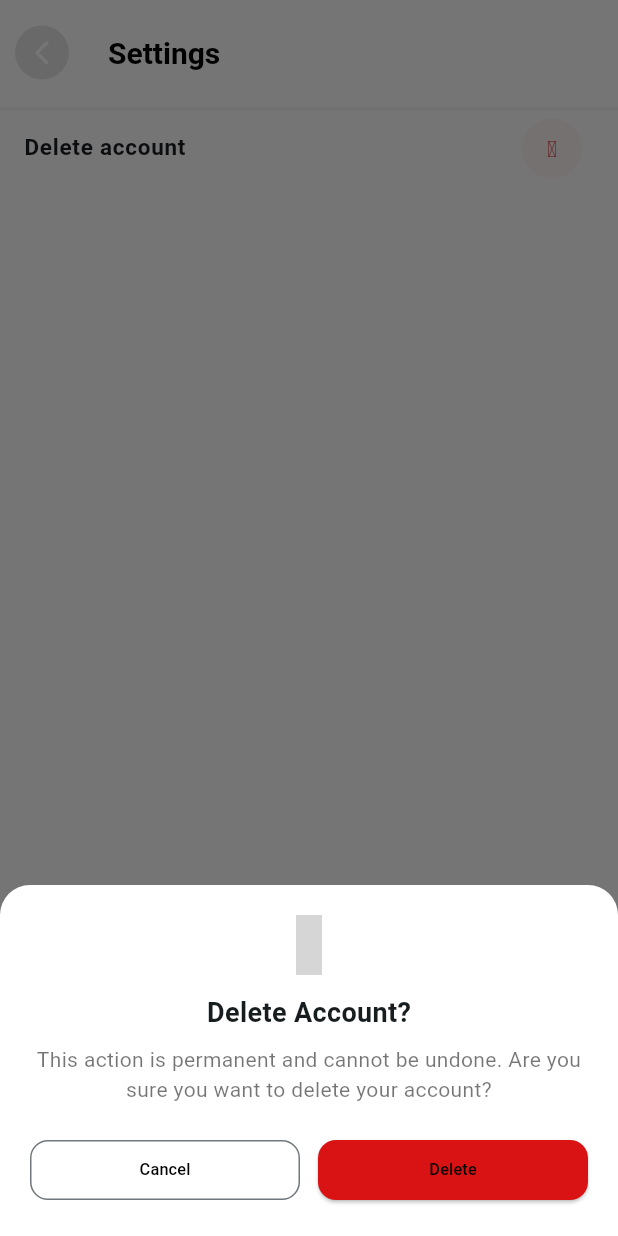
After one commit to Akshay-vjn/wheels_kart_new, a Flutter app: the VSettngsScreen screen opened directly, after a tap on "Delete account", on a phone screen of 412 x 824 dp. The commit adds this screen. Run offline on Flutter 3.47's test engine with Material 3 defaults, Android fonts, the phone set to English and light mode, and no system bars; our stand-ins replace animate_do, bloc, cached_network_image, camera, device_info_plus, dotted_border and 16 more; missing offline and left inert: transformable_list_view; accounts and stored records are empty; grey boxes are pictures that could not be loaded.

Commit message:
working on delete account

```diff
--- a/lib/main.dart
+++ b/lib/main.dart
@@ -1,5 +1,7 @@
 import 'package:flutter/material.dart';
+import 'package:flutter_bloc/flutter_bloc.dart';
 import 'package:wheels_kart/common/block_providers.dart';
+import 'package:wheels_kart/common/controllers/auth%20cubit/auth_cubit.dart';
 import 'package:wheels_kart/module/EVALAUATOR/core/ev_colors.dart';
 import 'package:wheels_kart/module/spash_screen.dart';
 
@@ -16,6 +18,7 @@ class MyApp extends StatelessWidget {
 
   @override
   Widget build(BuildContext context) {
+    //  context.read<AppAuthController>().clearPreferenceData(context);
     return blocProviders(
       MaterialApp(
         navigatorObservers: [routeObserver],
--- a/lib/module/Dealer/core/const/v_api_const.dart
+++ b/lib/module/Dealer/core/const/v_api_const.dart
@@ -17,4 +17,6 @@ class VApiConst {
   static const myOCB = "vendorlogin/ocbhistory";
 
   static const buyOCB = "vendorlogin/buynow";
+
+  static const deleteAccount="vendorlogin/deletevendor";
 }
--- /dev/null
+++ b/lib/module/Dealer/features/screens/account/screens/settngs_screen.dart
@@ -0,0 +1,164 @@
+import 'package:flutter/material.dart';
+import 'package:flutter_bloc/flutter_bloc.dart';
+import 'package:solar_icons/solar_icons.dart';
+import 'package:wheels_kart/common/components/app_margin.dart';
+import 'package:wheels_kart/common/utils/routes.dart';
+import 'package:wheels_kart/module/Dealer/core/components/v_loading.dart';
+import 'package:wheels_kart/module/Dealer/core/const/v_colors.dart';
+import 'package:wheels_kart/module/Dealer/core/v_style.dart';
+import 'package:wheels_kart/module/Dealer/features/screens/account/data/controller/profile%20controller/v_profile_controller_cubit.dart';
+import 'package:wheels_kart/module/Dealer/features/widgets/v_custom_backbutton.dart';
+import 'package:wheels_kart/module/spash_screen.dart';
+
+class VSettngsScreen extends StatelessWidget {
+  const VSettngsScreen({super.key});
+
+  @override
+  Widget build(BuildContext context) {
+    return Scaffold(
+      appBar: AppBar(
+        backgroundColor: VColors.WHITE,
+        leading: VCustomBackbutton(blendColor: VColors.DARK_GREY.withAlpha(50)),
+        centerTitle: false,
+        title: Text(
+          "Settings",
+          style: VStyle.style(
+            context: context,
+            color: VColors.BLACK,
+            fontWeight: FontWeight.w700,
+            size: 20,
+          ),
+        ),
+      ),
+      body: Column(
+        children: [
+          SizedBox(
+            height: 1,
+            width: double.infinity,
+            child: Material(
+              elevation: 1,
+              shadowColor: VColors.BLACK.withAlpha(100),
+            ),
+          ),
+          ListTile(
+            onTap: () {
+              showModalBottomSheet(
+                context: context,
+                backgroundColor: Colors.white,
+                shape: const RoundedRectangleBorder(
+                  borderRadius: BorderRadius.vertical(top: Radius.circular(20)),
+                ),
+                builder: (context) {
+                  return Padding(
+                    padding: const EdgeInsets.all(20),
+                    child: Column(
+                      mainAxisSize: MainAxisSize.min,
+                      children: [
+                        Icon(
+                          SolarIconsOutline.trashBin2,
+                          color: VColors.ERROR,
+                          size: 40,
+                        ),
+                        const SizedBox(height: 12),
+                        Text(
+                          "Delete Account?",
+                          style: VStyle.style(
+                            context: context,
+                            size: 18,
+                            fontWeight: FontWeight.bold,
+                          ),
+                        ),
+                        const SizedBox(height: 8),
+                        Text(
+                          "This action is permanent and cannot be undone. "
+                          "Are you sure you want to delete your account?",
+                          textAlign: TextAlign.center,
+                          style: VStyle.style(
+                            context: context,
+                            size: 14,
+                            color: Colors.black54,
+                          ),
+                        ),
+                        const SizedBox(height: 20),
+                        Row(
+                          children: [
+                            Expanded(
+                              child: OutlinedButton(
+                                style: OutlinedButton.styleFrom(
+                                  shape: RoundedRectangleBorder(
+                                    borderRadius: BorderRadius.circular(12),
+                                  ),
+                                ),
+                                onPressed: () => Navigator.pop(context),
+                                child: Text(
+                                  "Cancel",
+                                  style: VStyle.style(
+                                    context: context,
+                                    color: VColors.BLACK,
+                                  ),
+                                ),
+                              ),
+                            ),
+                            const SizedBox(width: 12),
+                            Expanded(
+                              child: BlocBuilder<
+                                VProfileControllerCubit,
+                                VProfileControllerState
+                              >(
+                                builder: (context, state) {
+                                  if (state is VProfileControllerLoadingState) {
+                                    return Center(child: VLoadingIndicator());
+                                  }
+                                  return ElevatedButton(
+                                    style: ElevatedButton.styleFrom(
+                                      backgroundColor: VColors.ERROR,
+                                      shape: RoundedRectangleBorder(
+                                        borderRadius: BorderRadius.circular(12),
+                                      ),
+                                    ),
+                                    onPressed: () async {
+                                      await context
+                                          .read<VProfileControllerCubit>()
+                                          .onDeleteAccount(context);
+                                    },
+                                    child: Text(
+                                      "Delete",
+                                      style: VStyle.style(
+                                        context: context,
+                                        color: VColors.BLACK,
+                                      ),
+                                    ),
+                                  );
+                                },
+                              ),
+                            ),
+                          ],
+                        ),
+                      ],
+                    ),
+                  );
+                },
+              );
+            },
+            trailing: CircleAvatar(
+              backgroundColor: VColors.ERROR.withAlpha(10),
+              child: Icon(
+                SolarIconsOutline.trashBin2,
+                size: 15,
+                color: VColors.ERROR,
+              ),
+            ),
+            title: Text(
+              "Delete account",
+              style: VStyle.style(
+                context: context,
+                size: 15,
+                fontWeight: FontWeight.w600,
+              ),
+            ),
+          ),
+        ],
+      ),
+    );
+  }
+}
--- a/lib/module/Dealer/features/screens/account/screens/v_account_tab.dart
+++ b/lib/module/Dealer/features/screens/account/screens/v_account_tab.dart
@@ -13,6 +13,7 @@ import 'package:wheels_kart/module/Dealer/core/components/v_loading.dart';
 import 'package:wheels_kart/module/Dealer/core/const/v_colors.dart';
 import 'package:wheels_kart/module/Dealer/features/screens/account/data/controller/profile%20controller/v_profile_controller_cubit.dart';
 import 'package:wheels_kart/module/Dealer/features/screens/account/data/model/v_profile_model.dart';
+import 'package:wheels_kart/module/Dealer/features/screens/account/screens/settngs_screen.dart';
 import 'package:wheels_kart/module/Dealer/features/screens/account/screens/terms_and_condition_screen.dart';
 import 'package:wheels_kart/module/Dealer/features/screens/my%20auction%20and%20ocb/screens/v_mybid_screen.dart';
 import 'package:wheels_kart/module/Dealer/features/screens/account/screens/v_edit_profile_screen.dart';
@@ -440,6 +441,18 @@ class _VAccountTabState extends State<VAccountTab>
           //   isFirst: true,
           // ),
           _buildSettingsItem(
+            "Settings",
+            "Manage your account",
+            SolarIconsOutline.settings,
+            context,
+            onTap: () {
+              Navigator.of(
+                context,
+              ).push(AppRoutes.createRoute(VSettngsScreen()));
+            },
+            isFirst: true,
+          ),
+          _buildSettingsItem(
             "Terms & Conditions",
             "Read our terms and policies",
             SolarIconsOutline.document,
@@ -449,16 +462,8 @@ class _VAccountTabState extends State<VAccountTab>
                 context,
               ).push(AppRoutes.createRoute(const VTermsAndConditionScreen()));
             },
+            isLast: true,
           ),
-
-          // _buildSettingsItem(
-          //   "Help & Support",
-          //   "Get help or contact support",
-          //   SolarIconsOutline.questionCircle,
-          //   context,
-          //   onTap: () {},
-          //   isLast: true,
-          // ),
         ],
       ),
     );
```
Also changed, not shown: lib/module/Dealer/features/screens/account/data/controller/profile controller/v_profile_controller_cubit.dart (+20 -0 lines), lib/module/Dealer/features/screens/account/data/repo/v_delete_vendor_account.dart (added, +51 -0 lines), lib/module/Dealer/features/screens/account/screens/terms_and_condition_screen.dart (+20 -6 lines), lib/module/Dealer/features/screens/account/screens/v_edit_profile_screen.dart (+28 -11 lines), lib/module/decision_screen.dart (+7 -24 lines).
